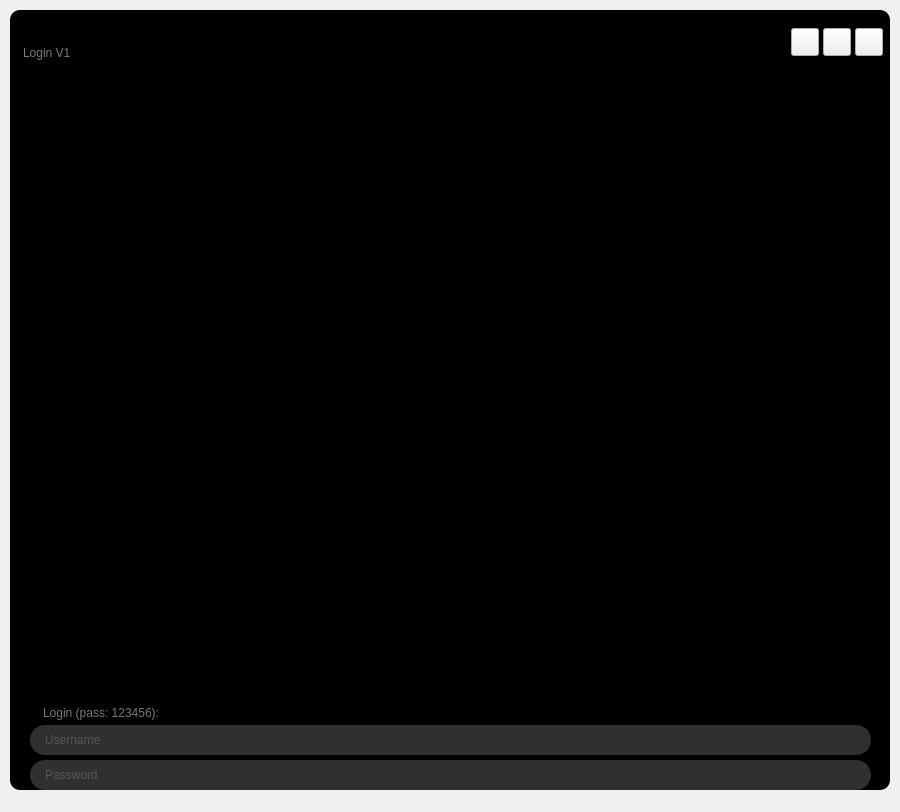
First picture: the form in GUI_PyDracula/login.ui, repository astrrr/Right-posture, before the edit.
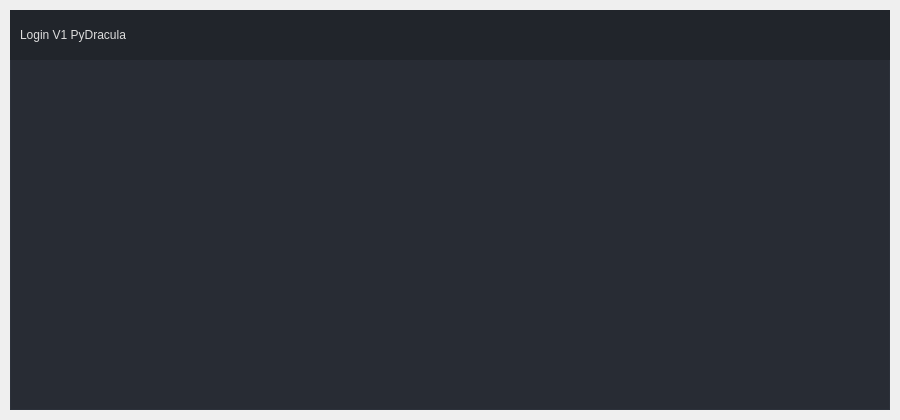
Second picture: the form after the edit. Icons and pictures are not drawn.

```diff
--- a/GUI_PyDracula/login.ui
+++ b/GUI_PyDracula/login.ui
@@ -7,7 +7,7 @@
     <x>0</x>
     <y>0</y>
     <width>900</width>
-    <height>812</height>
+    <height>420</height>
    </rect>
   </property>
   <property name="sizePolicy">
@@ -32,33 +32,81 @@
    <string>Login. PyBlackBOX</string>
   </property>
   <property name="styleSheet">
-   <string notr="true">#bg {
-	background-color: rgb(0, 0, 0);
-	border-radius: 10px;
+   <string notr="true">QWidget{
+	color: rgb(221, 221, 221);
+	font: 10pt &quot;Segoe UI&quot;;
 }
-QLabel {
-	color:  rgb(121, 121, 121);
-	padding-left: 10px;
-	padding-top: 20px;
-}
-.QLineEdit {
-	border: 3px solid rgb(47, 48, 50);
-	border-radius: 15px;
-	background-color: rgb(47, 48, 50);
-	color: rgb(121, 121, 121);
-	padding-left: 10px;
-	padding-right: 10px;
-	background-repeat: none;
+/* /////////////////////////////////////////////////////////////////////////////////////////////////
+Tooltip */
+QToolTip {
+	color: #ffffff;
+	background-color: rgba(33, 37, 43, 180);
+	border: 1px solid rgb(44, 49, 58);
+	background-image: none;
 	background-position: left center;
 }
-.QLineEdit:hover {
-	color: rgb(230, 230, 230);
-	border: 3px solid rgb(62, 63, 66);
+/* /////////////////////////////////////////////////////////////////////////////////////////////////
+Bg App */
+#bg {	
+	background-color: rgb(40, 44, 52);
+	border: 1px solid rgb(44, 49, 58);
 }
-.QLineEdit:focus {
-	color: rgb(230, 230, 230);
-	border: 3px solid rgb(189, 255, 0);
-	background-color: rgb(14, 14, 15);
+/* /////////////////////////////////////////////////////////////////////////////////////////////////
+Content App */
+#top_bar{	
+	background-color: rgb(33, 37, 43);
+}
+#top_ba{
+	border-top: 3px solid rgb(44, 49, 58);
+}
+
+/* Top Buttons */
+#top_btns_3 .QPushButton { background-color: rgba(255, 255, 255, 0); border: none;  border-radius: 5px; }
+#top_btns_3 .QPushButton:hover { background-color: rgb(44, 49, 57); border-style: solid; border-radius: 4px; }
+#top_btns_3.QPushButton:pressed { background-color: rgb(23, 26, 30); border-style: solid; border-radius: 4px; }
+
+/* Theme Settings */
+#extraRightBox { background-color: rgb(44, 49, 58); }
+#themeSettingsTopDetail { background-color: rgb(189, 147, 249); }
+
+/* Bottom Bar */
+#bottomBar { background-color: rgb(44, 49, 58); }
+#bottomBar QLabel { font-size: 11px; color: rgb(113, 126, 149); padding-left: 10px; padding-right: 10px; padding-bottom: 2px; }
+
+
+/* /////////////////////////////////////////////////////////////////////////////////////////////////
+/* /////////////////////////////////////////////////////////////////////////////////////////////////
+LineEdit */
+QLineEdit {
+	background-color: rgb(33, 37, 43);
+	border-radius: 5px;
+	border: 2px solid rgb(33, 37, 43);
+	padding-left: 10px;
+	selection-color: rgb(255, 255, 255);
+	selection-background-color: rgb(255, 121, 198);
+}
+QLineEdit:hover {
+	border: 2px solid rgb(64, 71, 88);
+}
+QLineEdit:focus {
+	border: 2px solid rgb(91, 101, 124);
+}
+
+/* /////////////////////////////////////////////////////////////////////////////////////////////////
+/* /////////////////////////////////////////////////////////////////////////////////////////////////
+Button */
+QPushButton {
+	border: 2px solid rgb(52, 59, 72);
+	border-radius: 5px;	
+	background-color: rgb(52, 59, 72);
+}
+QPushButton:hover {
+	background-color: rgb(57, 65, 80);
+	border: 2px solid rgb(61, 70, 86);
+}
+QPushButton:pressed {	
+	background-color: rgb(35, 40, 49);
+	border: 2px solid rgb(43, 50, 61);
 }</string>
   </property>
   <widget class="QWidget" name="centralwidget">
@@ -70,10 +118,13 @@
    </property>
    <property name="maximumSize">
     <size>
-     <width>900</width>
-     <height>800</height>
+     <width>1000</width>
+     <height>1200</height>
     </size>
    </property>
+   <property name="styleSheet">
+    <string notr="true"/>
+   </property>
    <layout class="QVBoxLayout" name="verticalLayout">
     <property name="spacing">
      <number>0</number>
@@ -100,8 +151,8 @@
       </property>
       <property name="maximumSize">
        <size>
-        <width>900</width>
-        <height>1000</height>
+        <width>1000</width>
+        <height>1200</height>
        </size>
       </property>
       <property name="frameShape">
@@ -152,6 +203,9 @@
         </property>
         <item>
          <layout class="QHBoxLayout" name="horizontalLayout_5">
+          <property name="spacing">
+           <number>0</number>
+          </property>
           <item>
            <widget class="QFrame" name="preloader">
             <property name="minimumSize">
@@ -270,15 +324,15 @@
        <property name="geometry">
         <rect>
          <x>0</x>
-         <y>10</y>
+         <y>0</y>
          <width>881</width>
-         <height>45</height>
+         <height>50</height>
         </rect>
        </property>
        <property name="minimumSize">
         <size>
          <width>0</width>
-         <height>45</height>
+         <height>50</height>
         </size>
        </property>
        <property name="maximumSize">
@@ -287,6 +341,235 @@
          <height>45</height>
         </size>
        </property>
+       <property name="palette">
+        <palette>
+         <active>
+          <colorrole role="WindowText">
+           <brush brushstyle="SolidPattern">
+            <color alpha="255">
+             <red>221</red>
+             <green>221</green>
+             <blue>221</blue>
+            </color>
+           </brush>
+          </colorrole>
+          <colorrole role="Button">
+           <brush brushstyle="SolidPattern">
+            <color alpha="255">
+             <red>33</red>
+             <green>37</green>
+             <blue>43</blue>
+            </color>
+           </brush>
+          </colorrole>
+          <colorrole role="Text">
+           <brush brushstyle="SolidPattern">
+            <color alpha="255">
+             <red>221</red>
+             <green>221</green>
+             <blue>221</blue>
+            </color>
+           </brush>
+          </colorrole>
+          <colorrole role="ButtonText">
+           <brush brushstyle="SolidPattern">
+            <color alpha="255">
+             <red>221</red>
+             <green>221</green>
+             <blue>221</blue>
+            </color>
+           </brush>
+          </colorrole>
+          <colorrole role="Base">
+           <brush brushstyle="SolidPattern">
+            <color alpha="255">
+             <red>33</red>
+             <green>37</green>
+             <blue>43</blue>
+            </color>
+           </brush>
+          </colorrole>
+          <colorrole role="Window">
+           <brush brushstyle="SolidPattern">
+            <color alpha="255">
+             <red>33</red>
+             <green>37</green>
+             <blue>43</blue>
+            </color>
+           </brush>
+          </colorrole>
+          <colorrole role="Highlight">
+           <brush brushstyle="SolidPattern">
+            <color alpha="255">
+             <red>0</red>
+             <green>120</green>
+             <blue>215</blue>
+            </color>
+           </brush>
+          </colorrole>
+          <colorrole role="PlaceholderText">
+           <brush brushstyle="SolidPattern">
+            <color alpha="255">
+             <red>221</red>
+             <green>221</green>
+             <blue>221</blue>
+            </color>
+           </brush>
+          </colorrole>
+         </active>
+         <inactive>
+          <colorrole role="WindowText">
+           <brush brushstyle="SolidPattern">
+            <color alpha="255">
+             <red>221</red>
+             <green>221</green>
+             <blue>221</blue>
+            </color>
+           </brush>
+          </colorrole>
+          <colorrole role="Button">
+           <brush brushstyle="SolidPattern">
+            <color alpha="255">
+             <red>33</red>
+             <green>37</green>
+             <blue>43</blue>
+            </color>
+           </brush>
+          </colorrole>
+          <colorrole role="Text">
+           <brush brushstyle="SolidPattern">
+            <color alpha="255">
+             <red>221</red>
+             <green>221</green>
+             <blue>221</blue>
+            </color>
+           </brush>
+          </colorrole>
+          <colorrole role="ButtonText">
+           <brush brushstyle="SolidPattern">
+            <color alpha="255">
+             <red>221</red>
+             <green>221</green>
+             <blue>221</blue>
+            </color>
+           </brush>
+          </colorrole>
+          <colorrole role="Base">
+           <brush brushstyle="SolidPattern">
+            <color alpha="255">
+             <red>33</red>
+             <green>37</green>
+             <blue>43</blue>
+            </color>
+           </brush>
+          </colorrole>
+          <colorrole role="Window">
+           <brush brushstyle="SolidPattern">
+            <color alpha="255">
+             <red>33</red>
+             <green>37</green>
+             <blue>43</blue>
+            </color>
+           </brush>
+          </colorrole>
+          <colorrole role="Highlight">
+           <brush brushstyle="SolidPattern">
+            <color alpha="255">
+             <red>240</red>
+             <green>240</green>
+             <blue>240</blue>
+            </color>
+           </brush>
+          </colorrole>
+          <colorrole role="PlaceholderText">
+           <brush brushstyle="SolidPattern">
+            <color alpha="255">
+             <red>221</red>
+             <green>221</green>
+             <blue>221</blue>
+            </color>
+           </brush>
+          </colorrole>
+         </inactive>
+         <disabled>
+          <colorrole role="WindowText">
+           <brush brushstyle="SolidPattern">
+            <color alpha="255">
+             <red>221</red>
+             <green>221</green>
+             <blue>221</blue>
+            </color>
+           </brush>
+          </colorrole>
+          <colorrole role="Button">
+           <brush brushstyle="SolidPattern">
+            <color alpha="255">
+             <red>33</red>
+             <green>37</green>
+             <blue>43</blue>
+            </color>
+           </brush>
+          </colorrole>
+          <colorrole role="Text">
+           <brush brushstyle="SolidPattern">
+            <color alpha="255">
+             <red>221</red>
+             <green>221</green>
+             <blue>221</blue>
+            </color>
+           </brush>
+          </colorrole>
+          <colorrole role="ButtonText">
+           <brush brushstyle="SolidPattern">
+            <color alpha="255">
+             <red>221</red>
+             <green>221</green>
+             <blue>221</blue>
+            </color>
+           </brush>
+          </colorrole>
+          <colorrole role="Base">
+           <brush brushstyle="SolidPattern">
+            <color alpha="255">
+             <red>33</red>
+             <green>37</green>
+             <blue>43</blue>
+            </color>
+           </brush>
+          </colorrole>
+          <colorrole role="Window">
+           <brush brushstyle="SolidPattern">
+            <color alpha="255">
+             <red>33</red>
+             <green>37</green>
+             <blue>43</blue>
+            </color>
+           </brush>
+          </colorrole>
+          <colorrole role="Highlight">
+           <brush brushstyle="SolidPattern">
+            <color alpha="255">
+             <red>0</red>
+             <green>120</green>
+             <blue>215</blue>
+            </color>
+           </brush>
+          </colorrole>
+          <colorrole role="PlaceholderText">
+           <brush brushstyle="SolidPattern">
+            <color alpha="255">
+             <red>221</red>
+             <green>221</green>
+             <blue>221</blue>
+            </color>
+           </brush>
+          </colorrole>
+         </disabled>
+        </palette>
+       </property>
+       <property name="styleSheet">
+        <string notr="true"/>
+       </property>
        <property name="frameShape">
         <enum>QFrame::NoFrame</enum>
        </property>
@@ -294,20 +577,20 @@
         <enum>QFrame::Raised</enum>
        </property>
        <property name="lineWidth">
-        <number>0</number>
+        <number>1</number>
        </property>
        <layout class="QHBoxLayout" name="horizontalLayout_3">
         <property name="spacing">
          <number>0</number>
         </property>
         <property name="leftMargin">
-         <number>0</number>
+         <number>10</number>
         </property>
         <property name="topMargin">
          <number>0</number>
         </property>
         <property name="rightMargin">
-         <number>0</number>
+         <number>10</number>
         </property>
         <property name="bottomMargin">
          <number>0</number>
@@ -318,7 +601,7 @@
            <number>0</number>
           </property>
           <property name="text">
-           <string>Login V1</string>
+           <string>Login V1 PyDracula</string>
           </property>
          </widget>
         </item>
@@ -330,6 +613,154 @@
             <height>16777215</height>
            </size>
           </property>
+          <property name="palette">
+           <palette>
+            <active>
+             <colorrole role="WindowText">
+              <brush brushstyle="SolidPattern">
+               <color alpha="255">
+                <red>221</red>
+                <green>221</green>
+                <blue>221</blue>
+               </color>
+              </brush>
+             </colorrole>
+             <colorrole role="Text">
+              <brush brushstyle="SolidPattern">
+               <color alpha="255">
+                <red>221</red>
+                <green>221</green>
+                <blue>221</blue>
+               </color>
+              </brush>
+             </colorrole>
+             <colorrole role="ButtonText">
+              <brush brushstyle="SolidPattern">
+               <color alpha="255">
+                <red>221</red>
+                <green>221</green>
+                <blue>221</blue>
+               </color>
+              </brush>
+             </colorrole>
+             <colorrole role="Highlight">
+              <brush brushstyle="SolidPattern">
+               <color alpha="255">
+                <red>0</red>
+                <green>120</green>
+                <blue>215</blue>
+               </color>
+              </brush>
+             </colorrole>
+             <colorrole role="PlaceholderText">
+              <brush brushstyle="SolidPattern">
+               <color alpha="255">
+                <red>221</red>
+                <green>221</green>
+                <blue>221</blue>
+               </color>
+              </brush>
+             </colorrole>
+            </active>
+            <inactive>
+             <colorrole role="WindowText">
+              <brush brushstyle="SolidPattern">
+               <color alpha="255">
+                <red>221</red>
+                <green>221</green>
+                <blue>221</blue>
+               </color>
+              </brush>
+             </colorrole>
+             <colorrole role="Text">
+              <brush brushstyle="SolidPattern">
+               <color alpha="255">
+                <red>221</red>
+                <green>221</green>
+                <blue>221</blue>
+               </color>
+              </brush>
+             </colorrole>
+             <colorrole role="ButtonText">
+              <brush brushstyle="SolidPattern">
+               <color alpha="255">
+                <red>221</red>
+                <green>221</green>
+                <blue>221</blue>
+               </color>
+              </brush>
+             </colorrole>
+             <colorrole role="Highlight">
+              <brush brushstyle="SolidPattern">
+               <color alpha="255">
+                <red>240</red>
+                <green>240</green>
+                <blue>240</blue>
+               </color>
+              </brush>
+             </colorrole>
+             <colorrole role="PlaceholderText">
+              <brush brushstyle="SolidPattern">
+               <color alpha="255">
+                <red>221</red>
+                <green>221</green>
+                <blue>221</blue>
+               </color>
+              </brush>
+             </colorrole>
+            </inactive>
+            <disabled>
+             <colorrole role="WindowText">
+              <brush brushstyle="SolidPattern">
+               <color alpha="255">
+                <red>221</red>
+                <green>221</green>
+                <blue>221</blue>
+               </color>
+              </brush>
+             </colorrole>
+             <colorrole role="Text">
+              <brush brushstyle="SolidPattern">
+               <color alpha="255">
+                <red>221</red>
+                <green>221</green>
+                <blue>221</blue>
+               </color>
+              </brush>
+             </colorrole>
+             <colorrole role="ButtonText">
+              <brush brushstyle="SolidPattern">
+               <color alpha="255">
+                <red>221</red>
+                <green>221</green>
+                <blue>221</blue>
+               </color>
+              </brush>
+             </colorrole>
+             <colorrole role="Highlight">
+              <brush brushstyle="SolidPattern">
+               <color alpha="255">
+                <red>0</red>
+                <green>120</green>
+                <blue>215</blue>
+               </color>
+              </brush>
+             </colorrole>
+             <colorrole role="PlaceholderText">
+              <brush brushstyle="SolidPattern">
+               <color alpha="255">
+                <red>221</red>
+                <green>221</green>
+                <blue>221</blue>
+               </color>
+              </brush>
+             </colorrole>
+            </disabled>
+           </palette>
+          </property>
+          <property name="styleSheet">
+           <string notr="true"/>
+          </property>
           <property name="frameShape">
            <enum>QFrame::NoFrame</enum>
           </property>
@@ -341,7 +772,7 @@
           </property>
           <layout class="QHBoxLayout" name="top_btn_layout_3">
            <property name="spacing">
-            <number>4</number>
+            <number>5</number>
            </property>
            <property name="leftMargin">
             <number>0</number>
@@ -453,6 +884,9 @@
              <property name="toolTip">
               <string>Close</string>
              </property>
+             <property name="styleSheet">
+              <string notr="true"/>
+             </property>
              <property name="text">
               <string/>
              </property>
@@ -468,19 +902,6 @@
              </property>
             </widget>
            </item>
-           <item>
-            <spacer name="horizontalSpacer_3">
-             <property name="orientation">
-              <enum>Qt::Horizontal</enum>
-             </property>
-             <property name="sizeHint" stdset="0">
-              <size>
-               <width>40</width>
-               <height>20</height>
-              </size>
-             </property>
-            </spacer>
-           </item>
           </layout>
          </widget>
         </item>
```
Left out of the diff: 16 changed lines with no effect on the pictures.
